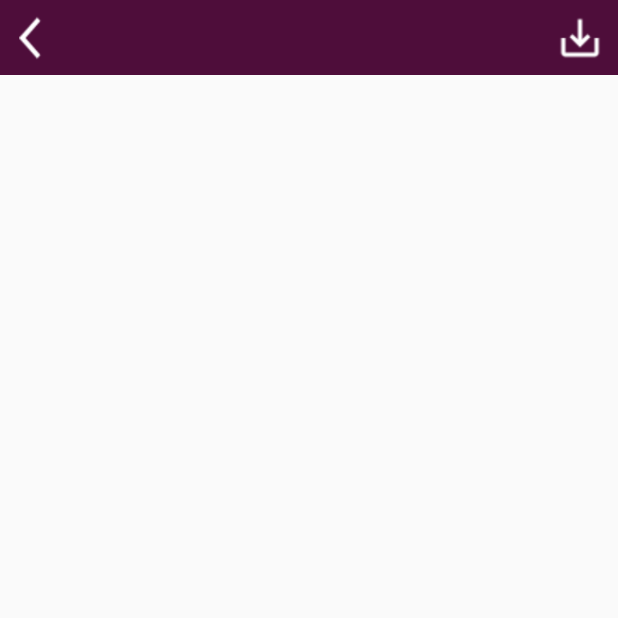
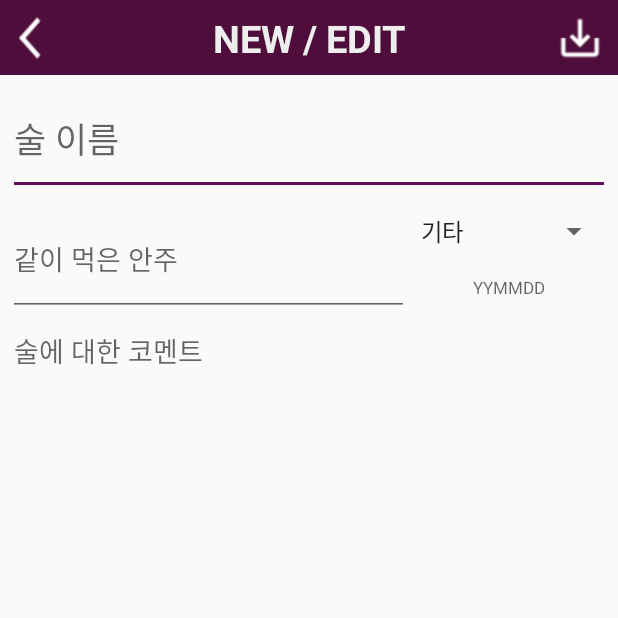
Before and after one commit to Merseong/Alcohol_List, an Android app: the AddEditActivity screen opened directly, with no data from a screen before it, on a phone screen of 412 x 824 dp, the top half of it. Run offline under Robolectric (Android 15) with nearby library versions, the phone set to English and light mode, and no system bars.

Commit message:
done edit page xml

```diff
--- a/AlcoholList/app/src/main/java/ku/merseong/alcohollist/AddEditActivity.java
+++ b/AlcoholList/app/src/main/java/ku/merseong/alcohollist/AddEditActivity.java
@@ -8,7 +8,8 @@ import android.widget.Toast;
 public class AddEditActivity extends Activity
 {
     @Override
-    protected void onCreate(Bundle savedInstanceState) {
+    protected void onCreate(Bundle savedInstanceState)
+    {
         super.onCreate(savedInstanceState);
         setContentView(R.layout.add_edit_page);
     }
--- a/AlcoholList/app/src/main/res/layout/add_edit_page.xml
+++ b/AlcoholList/app/src/main/res/layout/add_edit_page.xml
@@ -29,10 +29,17 @@
             android:src="@drawable/baseline_arrow_back_ios_white_18dp"
             android:onClick="onBackButtonClicked"/>
 
-        <View
+        <TextView
+            android:id="@+id/title"
             android:layout_width="0dp"
-            android:layout_height="0dp"
-            android:layout_weight="1"/>
+            android:layout_height="40dp"
+            android:layout_weight="1"
+            android:layout_margin="5dp"
+            android:textSize="25dp"
+            android:textColor="@color/colorWhite"
+            android:textStyle="bold"
+            android:text="NEW / EDIT"
+            android:gravity="center"/>
 
         <!-- 저장 버튼 -->
         <ImageButton
@@ -47,4 +54,75 @@
 
     </LinearLayout>
 
+    <LinearLayout
+        android:layout_width="match_parent"
+        android:layout_height="match_parent"
+        android:layout_margin="5dp"
+        android:layout_gravity="center"
+        android:orientation="vertical">
+
+        <EditText
+            android:id="@+id/AlcName"
+            android:layout_width="match_parent"
+            android:layout_height="0dp"
+            android:layout_marginBottom="5dp"
+            android:layout_weight="1"
+            android:hint="술 이름"
+            android:textSize="23dp"/>
+
+        <LinearLayout
+            android:layout_width="match_parent"
+            android:layout_height="0dp"
+            android:layout_weight="1"
+            android:layout_marginBottom="5dp"
+            android:orientation="horizontal" >
+
+            <EditText
+                android:id="@+id/AlcFood"
+                android:layout_width="0dp"
+                android:layout_height="match_parent"
+                android:layout_weight="2"
+                android:hint="같이 먹은 안주"/>
+
+            <LinearLayout
+                android:layout_width="0dp"
+                android:layout_height="match_parent"
+                android:layout_weight="1"
+                android:orientation="vertical">
+
+                <Spinner
+                    android:id="@+id/AlcCategory"
+                    android:layout_width="match_parent"
+                    android:layout_height="0dp"
+                    android:layout_weight="1"
+                    android:entries="@array/AlcCategory"
+                    android:autofillHints="술의 종류"/>
+
+                <EditText
+                    android:id="@+id/AlcDate"
+                    android:layout_width="match_parent"
+                    android:layout_height="0dp"
+                    android:layout_weight="1"
+                    android:hint="YYMMDD"
+                    android:textSize="11dp"
+                    android:gravity="center"
+                    android:background="@null"/>
+
+            </LinearLayout>
+
+        </LinearLayout>
+
+        <EditText
+            android:id="@+id/AlcComment"
+            android:layout_width="match_parent"
+            android:layout_height="0dp"
+            android:layout_weight="8"
+            android:inputType="textMultiLine"
+            android:gravity="top"
+            android:hint="술에 대한 코멘트"
+            android:background="@null"
+            android:padding="4dp"/>
+
+    </LinearLayout>
+
 </LinearLayout>
--- /dev/null
+++ b/AlcoholList/app/src/main/res/values/arrays.xml
@@ -0,0 +1,10 @@
+<?xml version="1.0" encoding="utf-8"?>
+<resources>
+    <string-array name="AlcCategory">
+        <item >기타</item>
+        <item >소주</item>
+        <item >맥주</item>
+        <item >청주</item>
+        <item >탁주</item>
+    </string-array>
+</resources>
```
